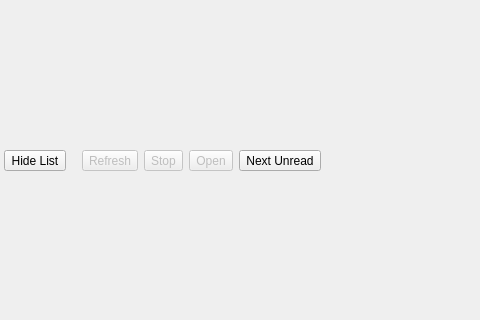
The window that src/reader/mainwindow.ui (vranki/siilihai-client) describes before a commit, drawn with Qt 5; both pictures show x 0 to 480 and y 140 to 460 of the 800 by 600 pixel window.
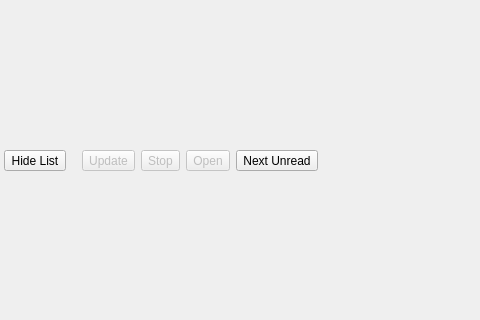
The same window after the commit. Icons and pictures are not drawn.

Patch:
```diff
--- a/src/reader/mainwindow.ui
+++ b/src/reader/mainwindow.ui
@@ -122,7 +122,7 @@
                   <string>Update all foruns</string>
                  </property>
                  <property name="text">
-                  <string>Refresh</string>
+                  <string>Update</string>
                  </property>
                  <property name="icon">
                   <iconset resource="../../siilihairesources.qrc">
```
Left out of the diff: 7 changed lines with no effect on the pictures.
